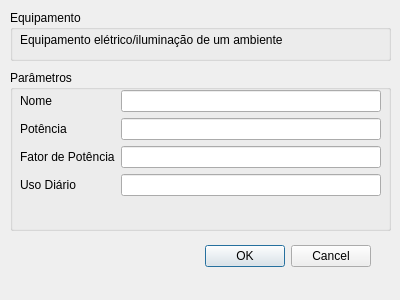
The window that simuload/user_interface/original_design/novo_equipamento.ui (jpcairesf/simuload) describes before a commit, drawn with Qt 5.
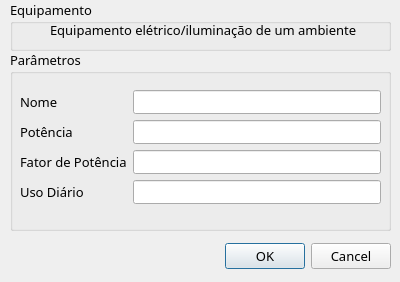
The same window after the commit.

Diff of the .ui file:
```diff
--- a/simuload/user_interface/original_design/novo_equipamento.ui
+++ b/simuload/user_interface/original_design/novo_equipamento.ui
@@ -7,7 +7,7 @@
     <x>0</x>
     <y>0</y>
     <width>400</width>
-    <height>300</height>
+    <height>282</height>
    </rect>
   </property>
   <property name="windowTitle">
@@ -16,12 +16,18 @@
   <widget class="QDialogButtonBox" name="buttonBox">
    <property name="geometry">
     <rect>
-     <x>30</x>
+     <x>50</x>
      <y>240</y>
      <width>341</width>
      <height>32</height>
     </rect>
    </property>
+   <property name="font">
+    <font>
+     <family>Reem Kufi</family>
+     <pointsize>10</pointsize>
+    </font>
+   </property>
    <property name="orientation">
     <enum>Qt::Horizontal</enum>
    </property>
@@ -33,20 +39,26 @@
    <property name="geometry">
     <rect>
      <x>10</x>
-     <y>10</y>
+     <y>0</y>
      <width>381</width>
      <height>51</height>
     </rect>
    </property>
+   <property name="font">
+    <font>
+     <family>Reem Kufi</family>
+     <pointsize>10</pointsize>
+    </font>
+   </property>
    <property name="title">
     <string>Equipamento</string>
    </property>
    <widget class="QLabel" name="label">
     <property name="geometry">
      <rect>
-      <x>10</x>
+      <x>40</x>
       <y>20</y>
-      <width>361</width>
+      <width>331</width>
       <height>20</height>
      </rect>
     </property>
@@ -59,11 +71,17 @@
    <property name="geometry">
     <rect>
      <x>10</x>
-     <y>70</y>
+     <y>50</y>
      <width>381</width>
-     <height>161</height>
+     <height>181</height>
     </rect>
    </property>
+   <property name="font">
+    <font>
+     <family>Reem Kufi</family>
+     <pointsize>10</pointsize>
+    </font>
+   </property>
    <property name="title">
     <string>Parâmetros</string>
    </property>
@@ -71,9 +89,9 @@
     <property name="geometry">
      <rect>
       <x>10</x>
-      <y>20</y>
+      <y>40</y>
       <width>361</width>
-      <height>119</height>
+      <height>131</height>
      </rect>
     </property>
     <layout class="QFormLayout" name="formLayout_3">
@@ -85,7 +103,13 @@
       </widget>
      </item>
      <item row="0" column="1">
-      <widget class="QLineEdit" name="equip_nome"/>
+      <widget class="QLineEdit" name="equip_nome">
+       <property name="font">
+        <font>
+         <pointsize>8</pointsize>
+        </font>
+       </property>
+      </widget>
      </item>
      <item row="1" column="0">
       <widget class="QLabel" name="pot_label">
@@ -95,7 +119,13 @@
       </widget>
      </item>
      <item row="1" column="1">
-      <widget class="QLineEdit" name="equip_potencia"/>
+      <widget class="QLineEdit" name="equip_potencia">
+       <property name="font">
+        <font>
+         <pointsize>8</pointsize>
+        </font>
+       </property>
+      </widget>
      </item>
      <item row="2" column="0">
       <widget class="QLabel" name="fp_label">
@@ -105,7 +135,13 @@
       </widget>
      </item>
      <item row="2" column="1">
-      <widget class="QLineEdit" name="equip_fp"/>
+      <widget class="QLineEdit" name="equip_fp">
+       <property name="font">
+        <font>
+         <pointsize>8</pointsize>
+        </font>
+       </property>
+      </widget>
      </item>
      <item row="3" column="0">
       <widget class="QLabel" name="uso_label">
@@ -115,7 +151,14 @@
       </widget>
      </item>
      <item row="3" column="1">
-      <widget class="QLineEdit" name="equip_uso"/>
+      <widget class="QLineEdit" name="equip_uso">
+       <property name="font">
+        <font>
+         <family>Reem Kufi</family>
+         <pointsize>8</pointsize>
+        </font>
+       </property>
+      </widget>
      </item>
     </layout>
    </widget>
```
